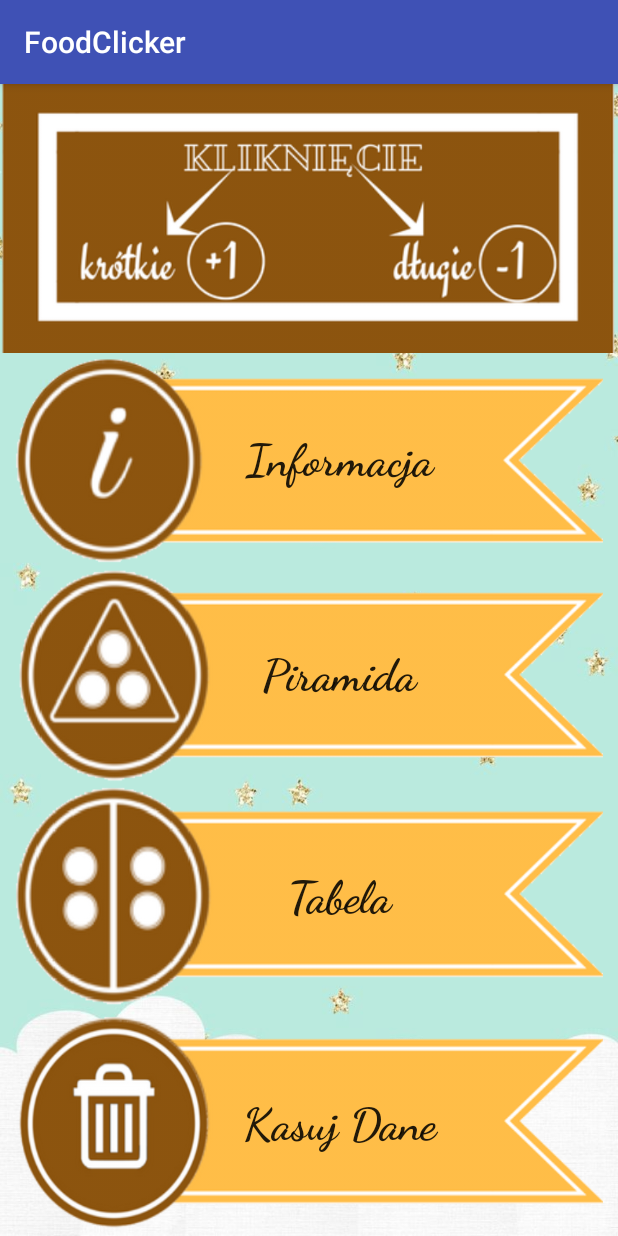
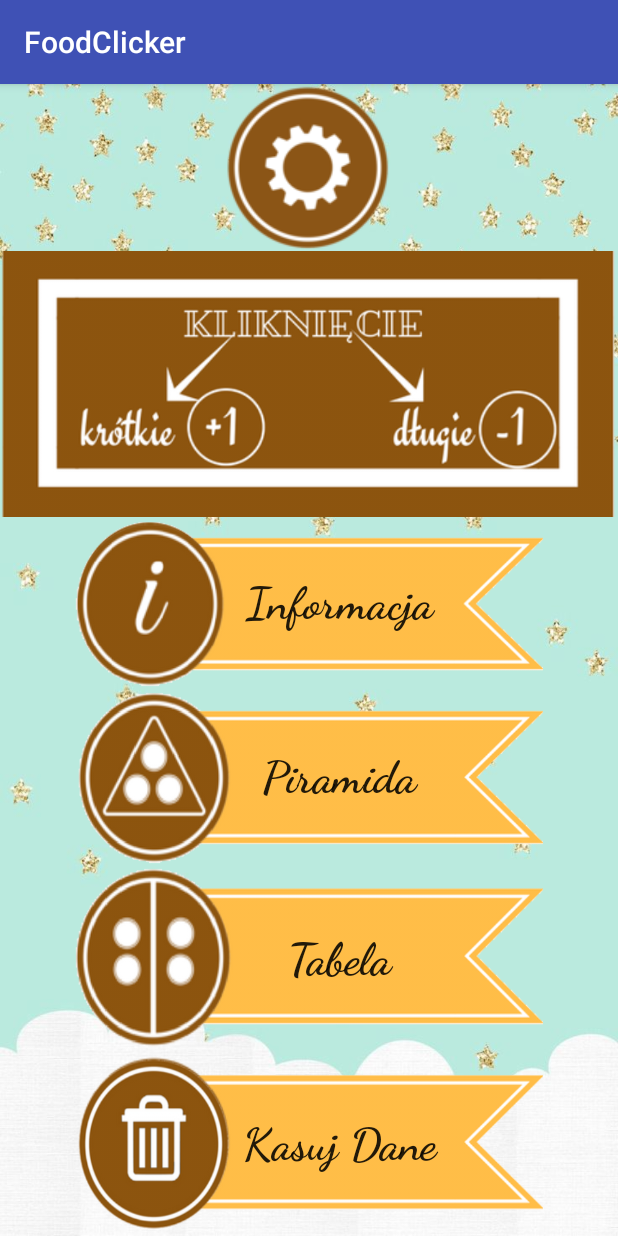
Before and after one commit to tomaszd/FoodClicker, an Android app: the Settings screen opened directly, with no data from a screen before it, on a phone screen of 412 x 824 dp. Run offline under Robolectric (Android 15) with nearby library versions, the phone set to English and light mode, and no system bars.

Commit message:
nicer styles for settings

```diff
--- a/app/src/main/res/layout/activity_settings.xml
+++ b/app/src/main/res/layout/activity_settings.xml
@@ -5,14 +5,34 @@
     android:layout_height="wrap_content"
     android:background="@drawable/blue_background"
     android:orientation="vertical">
+    <LinearLayout
+        android:layout_width="wrap_content"
+        android:layout_height="wrap_content"
+        android:layout_gravity="center"
+        android:layout_margin="0dp"
 
+        android:orientation="horizontal">
+
+
+        <ImageButton
+            android:id="@+id/btnSettings"
+
+            android:layout_width="fill_parent"
+            android:layout_height="wrap_content"
+            android:layout_weight="1"
+            android:adjustViewBounds="true"
+            android:background="@null"
+            android:scaleType="centerCrop"
+            android:src="@drawable/settings" />
+
+    </LinearLayout>
 
     <ImageButton
         android:id="@+id/clickLogo"
 
         android:layout_width="fill_parent"
         android:layout_height="fill_parent"
-        android:layout_weight="1"
+        android:layout_weight="0.5"
         android:adjustViewBounds="true"
         android:background="@null"
         android:scaleType="centerCrop"
@@ -24,9 +44,6 @@
         style="@style/wstazki_settings"
         android:layout_width="fill_parent"
         android:layout_height="fill_parent"
-        android:layout_marginLeft="10dp"
-        android:layout_marginRight="10dp"
-
         android:background="@drawable/wstazka_informacja"
         android:text="     Informacja" />
 
@@ -53,8 +70,8 @@
         style="@style/wstazki_settings"
         android:layout_width="fill_parent"
         android:layout_height="fill_parent"
+        android:adjustViewBounds="true"
         android:background="@drawable/wstazka_kosz"
-        android:adjustViewBounds="true"
         android:scaleType="centerCrop"
         android:text="     Kasuj Dane" />
 
--- a/app/src/main/res/values/styles.xml
+++ b/app/src/main/res/values/styles.xml
@@ -12,8 +12,8 @@
         <item name="android:layout_width">fill_parent</item>
         <item name="android:layout_height">fill_parent</item>
         <item name="android:layout_weight">1</item>
-        <item name="android:layout_marginLeft">10dp</item>
-        <item name="android:layout_marginRight">10dp</item>
+        <item name="android:layout_marginLeft">50dp</item>
+        <item name="android:layout_marginRight">50dp</item>
         <item name="android:scaleType">centerCrop</item>
         <item name="android:fontFamily">cursive</item>
         <item name="android:textAlignment">center</item>
```
